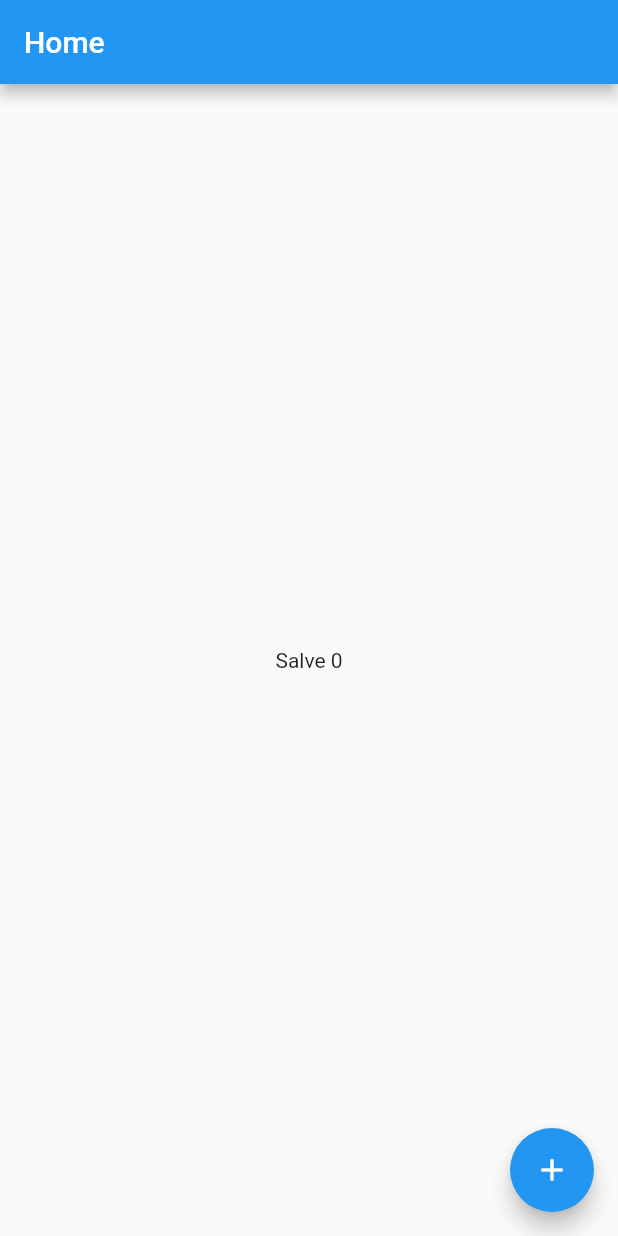
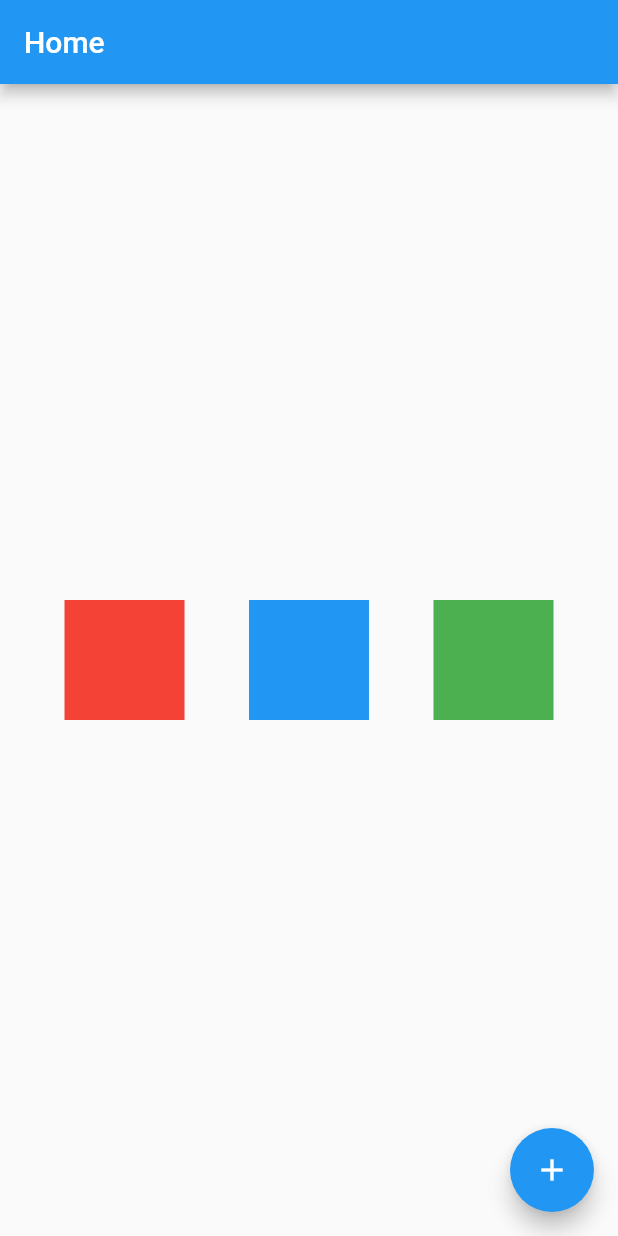
Before and after one commit to ederbiason/flutter_aplication, a Flutter app: the screen it shows after launch, on a phone screen of 412 x 824 dp. Run offline on Flutter 3.47's test engine with Material 2 defaults, Android fonts, the phone set to English and light mode, and no system bars.

Commit message:
columns and rows

```diff
--- a/lib/home_page.dart
+++ b/lib/home_page.dart
@@ -45,8 +45,30 @@ class _HomePageState extends State<HomePage> {
       appBar: AppBar(
         title: Text("Home")
       ),
-      body: Center(
-        child: Text('Salve $counter')
+      body: SizedBox(
+        width: double.infinity,
+        height: double.infinity,
+        child: Row(
+          mainAxisAlignment: MainAxisAlignment.spaceEvenly,
+          crossAxisAlignment: CrossAxisAlignment.center,
+          children: [
+            Container(
+              width: 80,
+              height: 80,
+              color: Colors.red,
+            ),
+            Container(
+              width: 80,
+              height: 80,
+              color: Colors.blue,
+            ),
+            Container(
+              width: 80,
+              height: 80,
+              color: Colors.green,
+            ),
+          ],
+        )
       ),
       floatingActionButton: FloatingActionButton(
         child: Icon(Icons.add),
```
